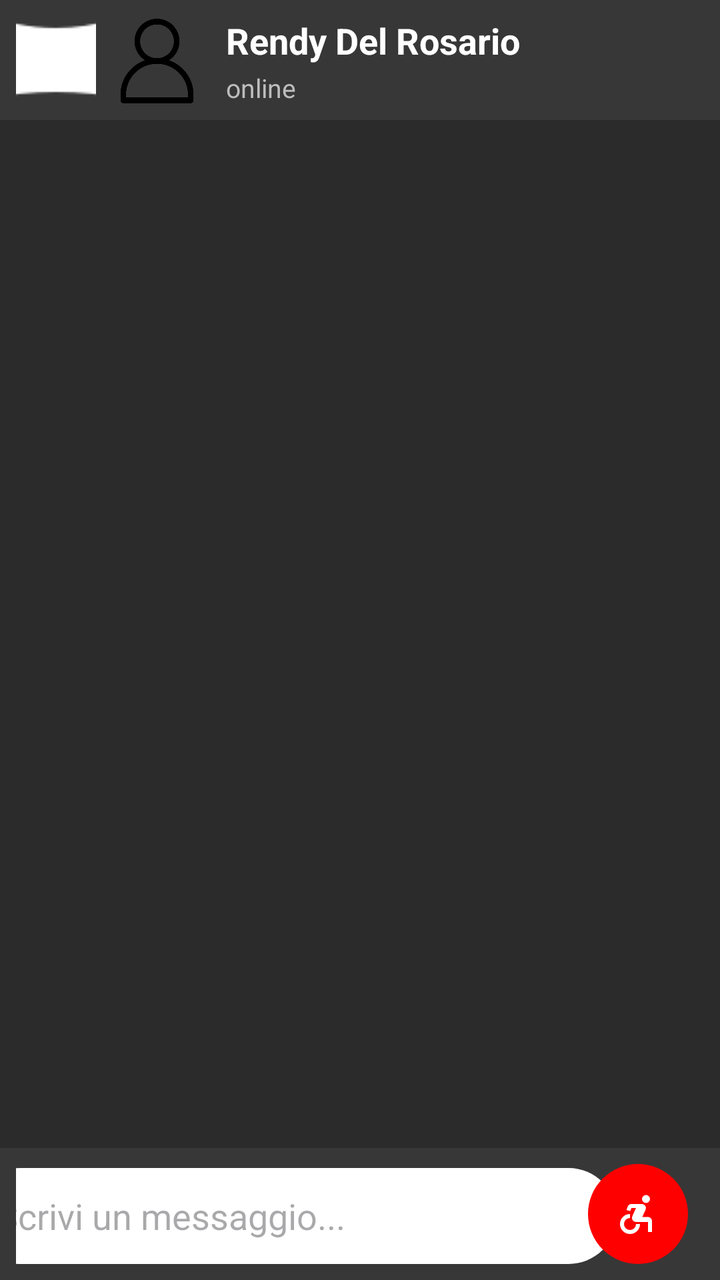
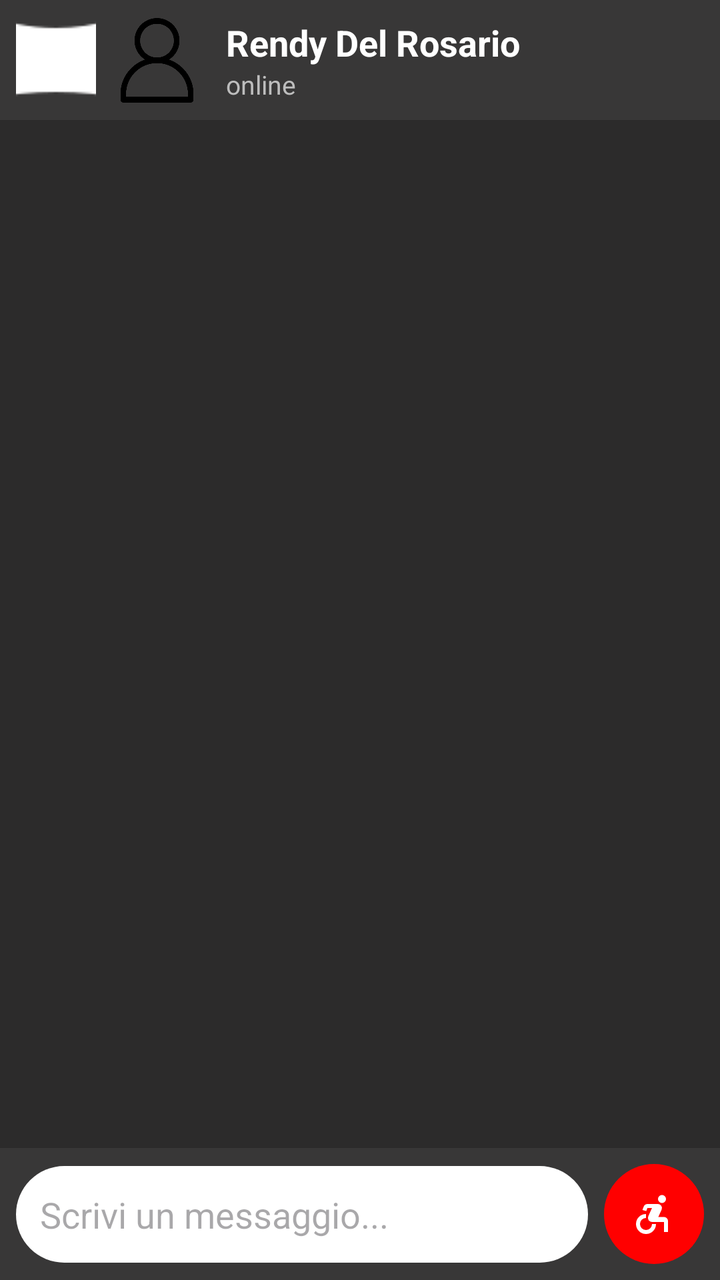

Before-and-after screenshots of an Android layout around one commit, followed by the original layout XML and the change that was made.
<!-- AndroidManifest.xml: application theme Theme.FightHub -->
<!-- res/layout/fragment_main_chat_utente.xml -->
<?xml version="1.0" encoding="utf-8"?>
<androidx.constraintlayout.widget.ConstraintLayout xmlns:android="http://schemas.android.com/apk/res/android"
    xmlns:app="http://schemas.android.com/apk/res-auto"
    android:layout_width="match_parent"
    android:layout_height="match_parent"
    android:background="#2C2B2B">
    <androidx.constraintlayout.widget.ConstraintLayout
    android:id="@+id/toolbar_chat"
    android:layout_width="match_parent"
    android:layout_height="60dp"
    android:background="#383737"
    android:padding="8dp"
    app:layout_constraintTop_toTopOf="parent">

    <ImageButton
        android:id="@+id/btnBack"
        android:layout_width="40dp"
        android:layout_height="40dp"
        android:background="?attr/selectableItemBackgroundBorderless"
        android:src="@drawable/icona_profilo_navbar"
        app:tint="#FFFFFF"
        app:layout_constraintBottom_toBottomOf="parent"
        app:layout_constraintStart_toStartOf="parent"
        app:layout_constraintTop_toTopOf="parent" />

    <com.google.android.material.imageview.ShapeableImageView
        android:id="@+id/ivProfileDetail"
        android:layout_width="45dp"
        android:layout_height="45dp"
        android:layout_marginStart="8dp"
        android:scaleType="centerCrop"
        android:src="@drawable/icona_profilo_navbar"
        app:shapeAppearanceOverlay="@style/ShapeAppearance.MaterialComponents.SmallComponent"
        app:layout_constraintBottom_toBottomOf="parent"
        app:layout_constraintStart_toEndOf="@id/btnBack"
        app:layout_constraintTop_toTopOf="parent" />

    <TextView
        android:id="@+id/tvChatPartnerName"
        android:layout_width="wrap_content"
        android:layout_height="wrap_content"
        android:layout_marginStart="12dp"
        android:text="Rendy Del Rosario"
        android:textColor="#FFFFFF"
        android:textSize="18sp"
        android:textStyle="bold"
        app:layout_constraintStart_toEndOf="@id/ivProfileDetail"
        app:layout_constraintTop_toTopOf="@id/ivProfileDetail" />

    <TextView
        android:id="@+id/tvChatPartnerStatus"
        android:layout_width="wrap_content"
        android:layout_height="wrap_content"
        android:text="online"
        android:textColor="#BDBDBD"
        android:textSize="13sp"
        app:layout_constraintBottom_toBottomOf="@id/ivProfileDetail"
        app:layout_constraintStart_toStartOf="@id/tvChatPartnerName" />

</androidx.constraintlayout.widget.ConstraintLayout>

    <androidx.recyclerview.widget.RecyclerView
        android:id="@+id/rvMessages"
        android:layout_width="match_parent"
        android:layout_height="0dp"
        android:padding="8dp"
        app:layout_constraintBottom_toTopOf="@id/layout_input"
        app:layout_constraintTop_toBottomOf="@id/toolbar_chat" />

    <androidx.constraintlayout.widget.ConstraintLayout
        android:id="@+id/layout_input"
        android:layout_width="match_parent"
        android:layout_height="wrap_content"
        android:background="#383737"
        android:padding="8dp"
        app:layout_constraintBottom_toBottomOf="parent">

        <EditText
            android:id="@+id/etMessageInput"
            android:layout_width="322dp"
            android:layout_height="48dp"
            android:layout_marginEnd="8dp"
            android:background="@drawable/bg_message_input"
            android:hint="Scrivi un messaggio..."
            android:maxLines="4"
            android:padding="12dp"
            android:textColor="#000000"
            android:inputType="textMultiLine"
            android:focusable="true"
            android:focusableInTouchMode="true"
            app:layout_constraintBottom_toBottomOf="parent"
            app:layout_constraintEnd_toStartOf="@id/btnSendMessage"
            app:layout_constraintStart_toStartOf="parent" />

        <ImageButton
            android:id="@+id/btnSendMessage"
            android:layout_width="50dp"
            android:layout_height="50dp"
            android:layout_marginEnd="8dp"
            android:background="@drawable/bg_send_button"
            android:src="@drawable/ic_send"
            app:layout_constraintBottom_toBottomOf="parent"
            app:layout_constraintEnd_toEndOf="parent"
            app:tint="#FFFFFF" />

    </androidx.constraintlayout.widget.ConstraintLayout>

</androidx.constraintlayout.widget.ConstraintLayout>
<!-- resources referenced by this layout -->
<resources>
  <!-- drawable bg_message_input (drawable) -->
  <shape xmlns:android="http://schemas.android.com/apk/res/android">
      <solid android:color="#FFFFFF" />
      <corners android:radius="25dp" />
  </shape>
  <!-- drawable bg_send_button (drawable) -->
  <shape xmlns:android="http://schemas.android.com/apk/res/android">
      <solid android:color="#FF0000" /> <corners android:radius="100dp" /> </shape>
  <!-- drawable ic_send (drawable) -->
  <vector xmlns:android="http://schemas.android.com/apk/res/android" android:height="24dp" android:tint="#000000" android:viewportHeight="960" android:viewportWidth="960" android:width="24dp">
        
      <path android:fillColor="@android:color/white" android:pathData="M320,880Q237,880 178.5,821.5Q120,763 120,680Q120,597 178.5,538.5Q237,480 320,480L320,560Q270,560 235,595Q200,630 200,680Q200,730 235,765Q270,800 320,800Q370,800 405,765Q440,730 440,680L520,680Q520,763 461.5,821.5Q403,880 320,880ZM680,840L680,640Q680,640 680,640Q680,640 680,640L440,640Q396,640 372,602.5Q348,565 366,524L440,360L349,360L325,422L248,400L276,328Q285,305 305.5,292.5Q326,280 350,280L558,280Q603,280 626.5,316.5Q650,353 632,394L566,540L680,540Q713,540 736.5,563.5Q760,587 760,620L760,840L680,840ZM583.5,236.5Q560,213 560,180Q560,147 583.5,123.5Q607,100 640,100Q673,100 696.5,123.5Q720,147 720,180Q720,213 696.5,236.5Q673,260 640,260Q607,260 583.5,236.5Z"/>
      
  </vector>
  <!-- drawable icona_profilo_navbar: png bitmap (drawable, 12185 bytes) -->
  <style name="Theme.FightHub" parent="Base.Theme.FightHub" />
  <style name="Base.Theme.FightHub" parent="Theme.Material3.DayNight.NoActionBar">
          
          
      </style>
</resources>

<!-- the commit's change to res/layout/fragment_main_chat_utente.xml (unified diff, before → after) -->
@@ -4,68 +4,80 @@
     android:layout_width="match_parent"
     android:layout_height="match_parent"
     android:background="#2C2B2B">
+
     <androidx.constraintlayout.widget.ConstraintLayout
-    android:id="@+id/toolbar_chat"
+        android:id="@+id/toolbar_chat"
+        android:layout_width="match_parent"
+        android:layout_height="60dp"
+        android:background="#383737"
+        android:padding="8dp"
+        app:layout_constraintTop_toTopOf="parent">
+
+        <ImageButton
+            android:id="@+id/btnBack"
+            android:layout_width="40dp"
+            android:layout_height="40dp"
+            android:background="?attr/selectableItemBackgroundBorderless"
+            android:src="@drawable/icona_profilo_navbar"
+            app:layout_constraintBottom_toBottomOf="parent"
+            app:layout_constraintStart_toStartOf="parent"
+            app:layout_constraintTop_toTopOf="parent"
+            app:tint="#FFFFFF" />
+
+        <LinearLayout
+            android:id="@+id/layout_partner_info"
+            android:layout_width="0dp"
+            android:layout_height="match_parent"
+            android:background="?attr/selectableItemBackground"
+            android:clickable="true"
+            android:focusable="true"
+            android:gravity="center_vertical"
+            android:orientation="horizontal"
+            android:paddingStart="8dp"
+            app:layout_constraintBottom_toBottomOf="parent"
+            app:layout_constraintEnd_toEndOf="parent"
+            app:layout_constraintStart_toEndOf="@id/btnBack"
+            app:layout_constraintTop_toTopOf="parent">
+
+            <com.google.android.material.imageview.ShapeableImageView
+                android:id="@+id/ivProfileDetail"
+                android:layout_width="45dp"
+                android:layout_height="45dp"
+                android:scaleType="centerCrop"
+                android:src="@drawable/icona_profilo_navbar"
+                app:shapeAppearanceOverlay="@style/ShapeAppearance.MaterialComponents.SmallComponent" />
+
+            <LinearLayout
+                android:layout_width="wrap_content"
+                android:layout_height="wrap_content"
+                android:layout_marginStart="12dp"
+                android:orientation="vertical">
+
+                <TextView
+                    android:id="@+id/tvChatPartnerName"
+                    android:layout_width="wrap_content"
+                    android:layout_height="wrap_content"
+                    android:text="Rendy Del Rosario"
+                    android:textColor="#FFFFFF"
+                    android:textSize="18sp"
+                    android:textStyle="bold" />
+
+                <TextView
+                    android:id="@+id/tvChatPartnerStatus"
+                    android:layout_width="wrap_content"
+                    android:layout_height="wrap_content"
+                    android:text="online"
+                    android:textColor="#BDBDBD"
+                    android:textSize="13sp" />
+            </LinearLayout>
+        </LinearLayout>
+    </androidx.constraintlayout.widget.ConstraintLayout> <androidx.recyclerview.widget.RecyclerView
+    android:id="@+id/rvMessages"
     android:layout_width="match_parent"
-    android:layout_height="60dp"
-    android:background="#383737"
+    android:layout_height="0dp"
     android:padding="8dp"
-    app:layout_constraintTop_toTopOf="parent">
-
-    <ImageButton
-        android:id="@+id/btnBack"
-        android:layout_width="40dp"
-        android:layout_height="40dp"
-        android:background="?attr/selectableItemBackgroundBorderless"
-        android:src="@drawable/icona_profilo_navbar"
-        app:tint="#FFFFFF"
-        app:layout_constraintBottom_toBottomOf="parent"
-        app:layout_constraintStart_toStartOf="parent"
-        app:layout_constraintTop_toTopOf="parent" />
-
-    <com.google.android.material.imageview.ShapeableImageView
-        android:id="@+id/ivProfileDetail"
-        android:layout_width="45dp"
-        android:layout_height="45dp"
-        android:layout_marginStart="8dp"
-        android:scaleType="centerCrop"
-        android:src="@drawable/icona_profilo_navbar"
-        app:shapeAppearanceOverlay="@style/ShapeAppearance.MaterialComponents.SmallComponent"
-        app:layout_constraintBottom_toBottomOf="parent"
-        app:layout_constraintStart_toEndOf="@id/btnBack"
-        app:layout_constraintTop_toTopOf="parent" />
-
-    <TextView
-        android:id="@+id/tvChatPartnerName"
-        android:layout_width="wrap_content"
-        android:layout_height="wrap_content"
-        android:layout_marginStart="12dp"
-        android:text="Rendy Del Rosario"
-        android:textColor="#FFFFFF"
-        android:textSize="18sp"
-        android:textStyle="bold"
-        app:layout_constraintStart_toEndOf="@id/ivProfileDetail"
-        app:layout_constraintTop_toTopOf="@id/ivProfileDetail" />
-
-    <TextView
-        android:id="@+id/tvChatPartnerStatus"
-        android:layout_width="wrap_content"
-        android:layout_height="wrap_content"
-        android:text="online"
-        android:textColor="#BDBDBD"
-        android:textSize="13sp"
-        app:layout_constraintBottom_toBottomOf="@id/ivProfileDetail"
-        app:layout_constraintStart_toStartOf="@id/tvChatPartnerName" />
-
-</androidx.constraintlayout.widget.ConstraintLayout>
-
-    <androidx.recyclerview.widget.RecyclerView
-        android:id="@+id/rvMessages"
-        android:layout_width="match_parent"
-        android:layout_height="0dp"
-        android:padding="8dp"
-        app:layout_constraintBottom_toTopOf="@id/layout_input"
-        app:layout_constraintTop_toBottomOf="@id/toolbar_chat" />
+    app:layout_constraintBottom_toTopOf="@id/layout_input"
+    app:layout_constraintTop_toBottomOf="@id/toolbar_chat" />
 
     <androidx.constraintlayout.widget.ConstraintLayout
         android:id="@+id/layout_input"
@@ -77,26 +89,24 @@
 
         <EditText
             android:id="@+id/etMessageInput"
-            android:layout_width="322dp"
-            android:layout_height="48dp"
+            android:layout_width="0dp"
+            android:layout_height="wrap_content"
             android:layout_marginEnd="8dp"
             android:background="@drawable/bg_message_input"
             android:hint="Scrivi un messaggio..."
+            android:inputType="textMultiLine"
             android:maxLines="4"
             android:padding="12dp"
             android:textColor="#000000"
-            android:inputType="textMultiLine"
-            android:focusable="true"
-            android:focusableInTouchMode="true"
             app:layout_constraintBottom_toBottomOf="parent"
             app:layout_constraintEnd_toStartOf="@id/btnSendMessage"
-            app:layout_constraintStart_toStartOf="parent" />
+            app:layout_constraintStart_toStartOf="parent"
+            app:layout_constraintTop_toTopOf="parent" />
 
         <ImageButton
             android:id="@+id/btnSendMessage"
             android:layout_width="50dp"
             android:layout_height="50dp"
-            android:layout_marginEnd="8dp"
             android:background="@drawable/bg_send_button"
             android:src="@drawable/ic_send"
             app:layout_constraintBottom_toBottomOf="parent"
